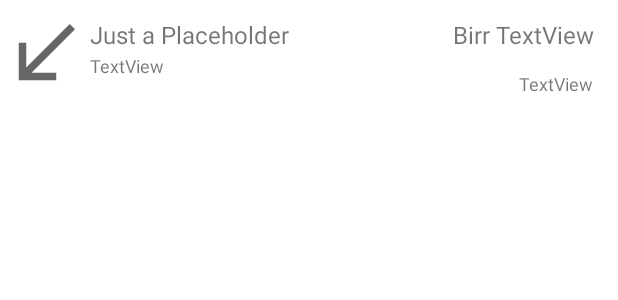
After one commit to Z-Birr/ZBirr, an Android app: the layout transaction_row_item.xml on its own in the app's theme, with its tools: preview values and no code run, on a phone screen of 412 x 824 dp. The commit adds this screen. Shown: the top 300 px of the screen. Run offline under Robolectric (Android 15) with nearby library versions, the phone set to English and light mode, and no system bars; network calls fail.

Commit message:
added recycler view for the transaction table

```diff
--- a/app/src/main/java/com/matewos/z_birr/ui/notifications/NotificationsViewModel.kt
+++ b/app/src/main/java/com/matewos/z_birr/ui/notifications/NotificationsViewModel.kt
@@ -3,6 +3,7 @@ package com.matewos.z_birr.ui.notifications
 import androidx.lifecycle.LiveData
 import androidx.lifecycle.MutableLiveData
 import androidx.lifecycle.ViewModel
+import com.matewos.z_birr.database.Transaction
 
 class NotificationsViewModel : ViewModel() {
 
@@ -10,4 +11,8 @@ class NotificationsViewModel : ViewModel() {
         value = "This is notifications Fragment"
     }
     val text: LiveData<String> = _text
+
+    private val _adapter = MutableLiveData<ArrayList<Transaction>>().apply{
+
+    }
 }
--- /dev/null
+++ b/app/src/main/java/com/matewos/z_birr/ui/notifications/TransactionsModel.kt
@@ -0,0 +1,4 @@
+package com.matewos.z_birr.ui.notifications
+
+class TransactionsModel {
+}
--- /dev/null
+++ b/app/src/main/res/drawable/ic_baseline_receive_24.xml
@@ -0,0 +1,10 @@
+<vector xmlns:android="http://schemas.android.com/apk/res/android"
+    android:width="24dp"
+    android:height="24dp"
+    android:viewportWidth="24"
+    android:viewportHeight="24"
+    android:tint="?attr/colorControlNormal">
+  <path
+      android:fillColor="@android:color/white"
+      android:pathData="M20,5.41L18.59,4 7,15.59V9H5v10h10v-2H8.41z"/>
+</vector>
--- /dev/null
+++ b/app/src/main/res/layout/transaction_row_item.xml
@@ -0,0 +1,92 @@
+<FrameLayout xmlns:android="http://schemas.android.com/apk/res/android"
+    xmlns:app="http://schemas.android.com/apk/res-auto"
+    xmlns:tools="http://schemas.android.com/tools"
+    android:layout_width="match_parent"
+    android:layout_height="64dp"
+    android:layout_marginLeft="0dp"
+    android:layout_marginTop="4dp"
+    android:layout_marginRight="0dp"
+    android:layout_marginBottom="4dp"
+    android:elevation="4sp"
+    android:gravity="center_vertical">
+
+    <androidx.constraintlayout.widget.ConstraintLayout
+        android:layout_width="match_parent"
+        android:layout_height="match_parent">
+
+        <ImageView
+            android:id="@+id/transactionImage"
+            android:layout_width="60dp"
+            android:layout_height="60dp"
+            app:layout_constraintBottom_toBottomOf="parent"
+            app:layout_constraintStart_toStartOf="parent"
+            app:layout_constraintTop_toTopOf="parent"
+            app:srcCompat="@drawable/ic_baseline_receive_24" />
+
+        <TextView
+            android:id="@+id/textViewBirr"
+            android:layout_width="wrap_content"
+            android:layout_height="wrap_content"
+            android:text="Birr "
+            android:textSize="16sp"
+            app:layout_constraintBottom_toBottomOf="@+id/textViewAmountTransfered"
+            app:layout_constraintEnd_toStartOf="@+id/textViewAmountTransfered"
+            app:layout_constraintHorizontal_bias="1.0"
+            app:layout_constraintStart_toEndOf="@+id/transactionFullName"
+            app:layout_constraintTop_toTopOf="@+id/textViewAmountTransfered"
+            app:layout_constraintVertical_bias="0.0" />
+
+        <TextView
+            android:id="@+id/textViewAmountTransfered"
+            android:layout_width="wrap_content"
+            android:layout_height="wrap_content"
+            android:layout_marginTop="8dp"
+            android:layout_marginEnd="16dp"
+            android:text="TextView"
+            android:textSize="16sp"
+            app:layout_constraintBottom_toBottomOf="parent"
+            app:layout_constraintEnd_toEndOf="parent"
+            app:layout_constraintTop_toTopOf="parent"
+            app:layout_constraintVertical_bias="0.0" />
+
+        <TextView
+            android:id="@+id/transactionFullName"
+            android:layout_width="wrap_content"
+            android:layout_height="wrap_content"
+            android:layout_marginTop="8dp"
+            android:text="Just a Placeholder"
+            android:textSize="16sp"
+            app:layout_constraintBottom_toTopOf="@+id/transactionUserId"
+            app:layout_constraintEnd_toStartOf="@+id/textViewAmountTransfered"
+            app:layout_constraintHorizontal_bias="0.0"
+            app:layout_constraintStart_toEndOf="@+id/transactionImage"
+            app:layout_constraintTop_toTopOf="parent"
+            app:layout_constraintVertical_bias="0.0" />
+
+        <TextView
+            android:id="@+id/transactionUserId"
+            android:layout_width="wrap_content"
+            android:layout_height="wrap_content"
+            android:layout_marginBottom="16dp"
+            android:text="TextView"
+            android:textSize="12sp"
+            app:layout_constraintBottom_toBottomOf="parent"
+            app:layout_constraintEnd_toStartOf="@+id/textViewAmountTransfered"
+            app:layout_constraintHorizontal_bias="0.0"
+            app:layout_constraintStart_toEndOf="@+id/transactionImage" />
+
+        <TextView
+            android:id="@+id/textViewDate"
+            android:layout_width="wrap_content"
+            android:layout_height="wrap_content"
+            android:layout_marginEnd="16dp"
+            android:layout_marginBottom="4dp"
+            android:text="TextView"
+            android:textSize="12sp"
+            app:layout_constraintBottom_toBottomOf="parent"
+            app:layout_constraintEnd_toEndOf="parent"
+            app:layout_constraintTop_toBottomOf="@+id/textViewAmountTransfered"
+            app:layout_constraintVertical_bias="1.0" />
+    </androidx.constraintlayout.widget.ConstraintLayout>
+
+</FrameLayout>
```
Also changed, not shown: app/build.gradle (+34 -1 lines), app/src/main/java/com/matewos/z_birr/EditName.kt (+7 -0 lines), app/src/main/java/com/matewos/z_birr/database/AppDatabase.kt (added, +11 -0 lines), app/src/main/java/com/matewos/z_birr/database/Converters.kt (added, +28 -0 lines), app/src/main/java/com/matewos/z_birr/database/Transaction.kt (added, +44 -0 lines), app/src/main/java/com/matewos/z_birr/signin/SignInFragment.kt (+5 -2 lines), app/src/main/java/com/matewos/z_birr/ui/dashboard/DashboardFragment.kt (+7 -1 lines), app/src/main/java/com/matewos/z_birr/ui/home/HomeFragment.kt (+7 -1 lines), app/src/main/java/com/matewos/z_birr/ui/notifications/NotificationsFragment.kt (+58 -19 lines), app/src/main/java/com/matewos/z_birr/ui/notifications/TransactionAdapter.kt (added, +68 -0 lines), app/src/main/res/drawable/ic_baseline_send_24.xml (added, +10 -0 lines), app/src/main/res/layout/fragment_notifications.xml (+8 -13 lines), 1 other file.
